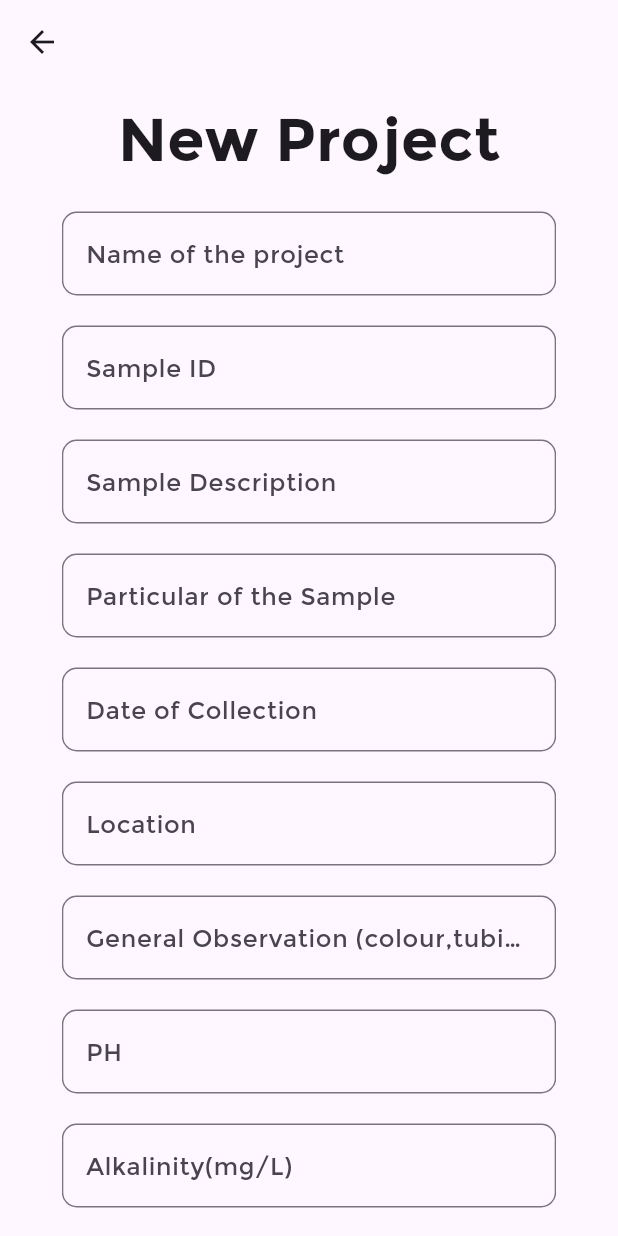
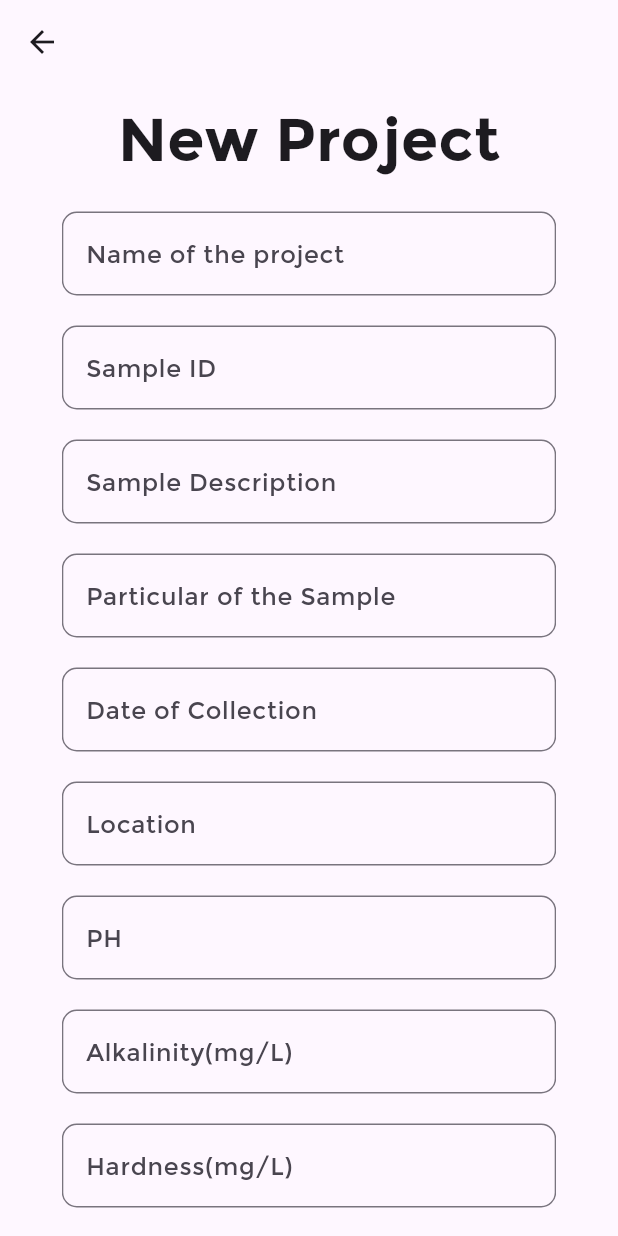
Before and after one commit to abhi-jk/Water_Cat, a Flutter app: the NewProjectPage screen opened by its route, on a phone screen of 412 x 824 dp. Run offline on Flutter 3.47's test engine with Material 3 defaults, Android fonts, the phone set to English and light mode, and no system bars; our stand-ins replace cloud_firestore, firebase_auth, firebase_core, firebase_database, firebase_storage, flutter_local_notifications and 4 more; missing offline and left inert: flutter_pdfview; accounts and stored records are empty.

Commit message:
some minor changes

```diff
--- a/lib/database/project.dart
+++ b/lib/database/project.dart
@@ -14,7 +14,6 @@ class Project {
   final String particular;
   final String date;
   final String location;
-  final String observation;
   final String pH;
   final String alkaline;
   final String hardness;
@@ -34,7 +33,6 @@ class Project {
     required this.particular,
     required this.date,
     required this.location,
-    required this.observation,
     required this.pH,
     required this.alkaline,
     required this.hardness,
@@ -56,7 +54,6 @@ Future<void> addNewProject(
     required String particular,
     required String date,
     required String location,
-    required String observation,
     required String pH,
     required String alkaline,
     required String hardness,
@@ -112,7 +109,6 @@ Future<void> addNewProject(
           'particular': particular,
           'date': date,
           'location': location,
-          'observation': observation,
           'pH': pH,
           'alkaline': alkaline,
           'hardness': hardness,
@@ -170,7 +166,6 @@ Future<List<Project>> getUnapprovedProjects() async {
             particular: element.child('particular').value.toString(),
             date: element.child('date').value.toString(),
             location: element.child('location').value.toString(),
-            observation: element.child('observation').value.toString(),
             pH: element.child('pH').value.toString(),
             alkaline: element.child('alkaline').value.toString(),
             hardness: element.child('hardness').value.toString(),
--- a/lib/main.dart
+++ b/lib/main.dart
@@ -89,7 +89,7 @@ class MyApp extends StatelessWidget {
         '/adminrainfall': (context) => AdminRainfallPage(),
         '/adminalert': (context) => const AdminAlert(),
         '/clientalert': (context) => ViewAlert(),
-        '/testRresult': (context) =>  TableWidget(),
+        '/testRresult': (context) => TableWidget(),
       },
       initialRoute: '/splash',
     );
--- a/lib/pages/new_project.dart
+++ b/lib/pages/new_project.dart
@@ -17,7 +17,6 @@ class _NewProjectPageState extends State<NewProjectPage> {
   final _nameController = TextEditingController();
   final _sampleidController = TextEditingController();
   final _locationController = TextEditingController();
-  final _observationController = TextEditingController();
   final _pHController = TextEditingController();
   final _alkalineController = TextEditingController();
   final _hardnessController = TextEditingController();
@@ -39,7 +38,6 @@ class _NewProjectPageState extends State<NewProjectPage> {
       String name = _nameController.text;
       String sampleId = _sampleidController.text;
       String location = _locationController.text;
-      String observation = _observationController.text;
       String pH = _pHController.text;
       String alkaline = _alkalineController.text;
       String hardness = _hardnessController.text;
@@ -61,7 +59,6 @@ class _NewProjectPageState extends State<NewProjectPage> {
         particular: particular,
         date: date,
         location: location,
-        observation: observation,
         pH: pH,
         alkaline: alkaline,
         hardness: hardness,
@@ -161,7 +158,7 @@ class _NewProjectPageState extends State<NewProjectPage> {
                         },
                       ),
                       const SizedBox(height: 20),
-                     //select date from date picker
+                      //select date from date picker
                       TextFormField(
                         controller: _dateController,
                         decoration: InputDecoration(
@@ -178,7 +175,8 @@ class _NewProjectPageState extends State<NewProjectPage> {
                             lastDate: DateTime(2101),
                           );
                           if (picked != null) {
-                            _dateController.text = picked.toString().split(' ')[0];
+                            _dateController.text =
+                                picked.toString().split(' ')[0];
                           }
                         },
                         validator: (value) {
@@ -201,23 +199,6 @@ class _NewProjectPageState extends State<NewProjectPage> {
                         validator: (value) {
                           if (value == null || value.isEmpty) {
                             return 'Please enter your location';
-                          }
-                          return null;
-                        },
-                      ),
-                      const SizedBox(height: 20),
-                      TextFormField(
-                        controller: _observationController,
-                        decoration: InputDecoration(
-                          labelText:
-                              'General Observation (colour,tubidity,odour)',
-                          border: OutlineInputBorder(
-                            borderRadius: BorderRadius.circular(10.0),
-                          ),
-                        ),
-                        validator: (value) {
-                          if (value == null || value.isEmpty) {
-                            return 'Please enter your observation';
                           }
                           return null;
                         },
@@ -396,15 +377,7 @@ class _NewProjectPageState extends State<NewProjectPage> {
                               MaterialStateProperty.all(const Size(250, 50)),
                         ),
                         onPressed: () async {
-                          if (filename == '') {
-                            ScaffoldMessenger.of(context).showSnackBar(
-                              const SnackBar(
-                                content: Text('Please upload an image'),
-                              ),
-                            );
-                          }
-                          if (_formKey.currentState!.validate() &&
-                              filename != '') {
+                          if (_formKey.currentState!.validate()) {
                             await _submit(context).whenComplete(() {
                               Navigator.pushReplacement(
                                 context,
@@ -412,23 +385,22 @@ class _NewProjectPageState extends State<NewProjectPage> {
                                     builder: (context) => ResultsPage(
                                           project: Project(
                                             projectName: _nameController.text,
-                                            sampleid:
-                                                _sampleidController.text,
+                                            sampleid: _sampleidController.text,
                                             sampleDesc: _descController.text,
-                                            particular: _particularController.text,
+                                            particular:
+                                                _particularController.text,
                                             date: _dateController.text,
                                             location: _locationController.text,
-                                            observation:
-                                                _observationController.text,
                                             pH: _pHController.text,
                                             alkaline: _alkalineController.text,
                                             hardness: _hardnessController.text,
                                             chloride: _chlorideController.text,
                                             tds: _tdsController.text,
                                             iron: _ironController.text,
-                                            coliforms: _coliformsController.text,
+                                            coliforms:
+                                                _coliformsController.text,
                                             remark: _remarkController.text,
-                                            image: imagefile!.path,
+                                            image: imagefile?.path ?? '',
                                             auther: currentUser!.uid,
                                             isApproved: 'false',
                                           ),
--- a/lib/pages/projects_submitted.dart
+++ b/lib/pages/projects_submitted.dart
@@ -117,7 +117,7 @@ class _ProjectsSubmittedState extends State<ProjectsSubmitted> {
                       'Total Coliforms',
                       '---',
                       projectData['Coliforms'].toString(),
-                      '---'
+                      'Shall not be present'
                     ],
                   ],
                 ),
--- a/lib/pages/submitted_projects.dart
+++ b/lib/pages/submitted_projects.dart
@@ -53,10 +53,6 @@ class _SubmittedProjectsPageState extends State<SubmittedProjectsPage> {
                                 ListTile(
                                   title: Text(
                                       'Date of Analysis: ${snapshot.data![index].date}'),
-                                ),
-                                ListTile(
-                                  title: Text(
-                                      'Observation: ${snapshot.data![index].observation}'),
                                 ),
                                 ListTile(
                                   title: Text(
```
